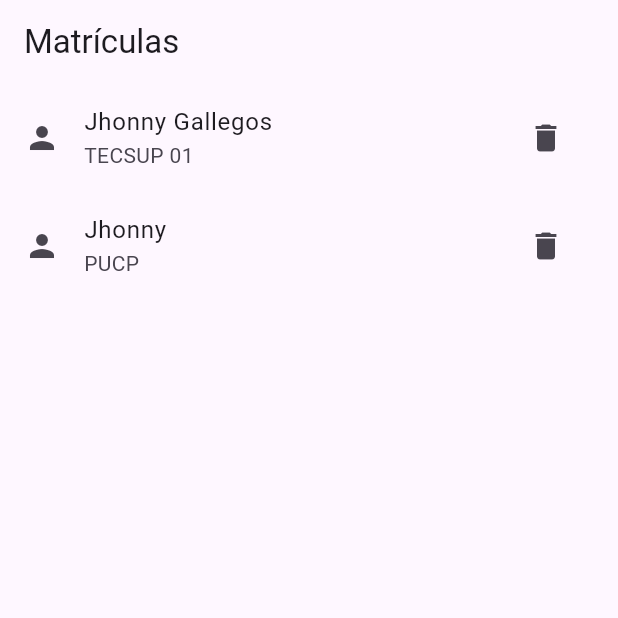
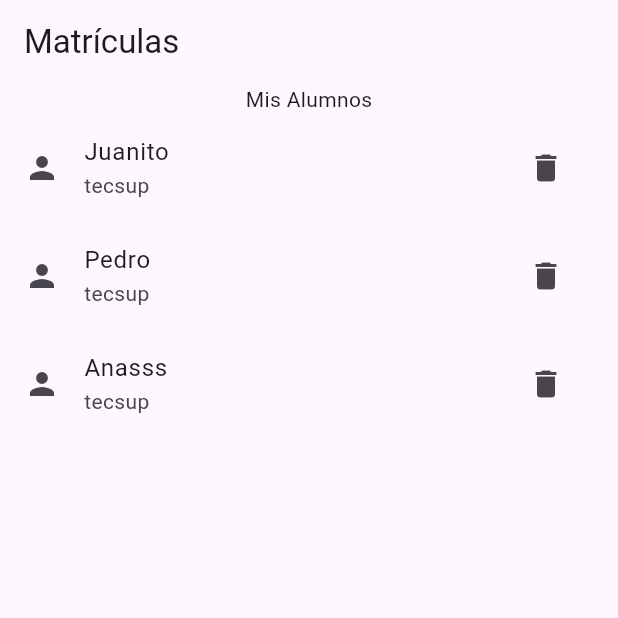
Before and after one commit to fr4nsgallegos/matriculasappg8, a Flutter app: the screen it shows after launch, on a phone screen of 412 x 824 dp, the top half of it. Run offline on Flutter 3.47's test engine with Material 3 defaults, Android fonts, the phone set to English and light mode, and no system bars.

Commit message:
generate list tiles

```diff
--- /dev/null
+++ b/lib/models/carrera_model.dart
@@ -0,0 +1,8 @@
+class Carrera {
+  String titulo;
+  String duracion;
+  Carrera({
+    required this.titulo,
+    required this.duracion,
+  });
+}
--- a/lib/models/matricula_model.dart
+++ b/lib/models/matricula_model.dart
@@ -1,12 +1,15 @@
 import 'package:matriculasapp/models/alumno_model.dart';
+import 'package:matriculasapp/models/carrera_model.dart';
 
 class Matricula {
   Alumno alumno;
   String? fecha;
   String hora;
+  Carrera carrera;
   Matricula({
     required this.alumno,
     this.fecha,
     this.hora = "10:00",
+    required this.carrera,
   });
 }
--- a/lib/pages/matricula_page.dart
+++ b/lib/pages/matricula_page.dart
@@ -1,9 +1,11 @@
 import 'package:flutter/material.dart';
+import 'package:matriculasapp/models/carrera_model.dart';
 import 'package:matriculasapp/models/matricula_model.dart';
 import 'package:matriculasapp/widgets/alumno_card.dart';
 import 'package:matriculasapp/models/alumno_model.dart';
 
 class MatriculaPage extends StatelessWidget {
+  List<Widget> tilesList = [];
   Matricula newMatricula = Matricula(
     alumno: Alumno(
       "Pedro",
@@ -11,37 +13,45 @@ class MatriculaPage extends StatelessWidget {
       "13245678",
     ),
     fecha: "20/20/21",
+    carrera: Carrera(titulo: "Ingeniero de sistemas", duracion: "5 años"),
   );
+
+  List<Alumno> alumnoList = [
+    Alumno("Juanito", "juan23@qwe", "13245687"),
+    Alumno("Pedro", "Ped@sd", "7777777"),
+    Alumno("Anasss", "email.ema@ma", "55555555"),
+  ];
+
+  generateListTiles() {
+    alumnoList.forEach((element) {
+      tilesList.add(AlumnoCard(name: element.nombre, institution: "tecsup"));
+    });
+  }
 
   @override
   Widget build(BuildContext context) {
+    generateListTiles();
+
     return Scaffold(
       appBar: AppBar(
         title: Text("Matrículas"),
       ),
-      body: Column(
-        children: [
-          generateListTile("Jhonny Gallegos", "TECSUP 01"),
-          AlumnoCard(
-            name: "Jhonny",
-            institution: "PUCP",
-          ),
-        ],
+      body: Center(
+        child: Column(
+          // mainAxisAlignment: cro.center,
+          children: [
+            Text("Mis Alumnos"),
+            ...tilesList,
+          ],
+          // [
+          //   // generateListTile("Jhonny Gallegos", "TECSUP 01"),
+          //   // AlumnoCard(
+          //   //   name: "Jhonny",
+          //   //   institution: "PUCP",
+          //   // ),
+          // ],
+        ),
       ),
     );
   }
 }
-
-Widget generateListTile(String name, String institution) {
-  return ListTile(
-    leading: Icon(Icons.person),
-    title: Text(name),
-    subtitle: Text(institution),
-    trailing: IconButton(
-      icon: Icon(Icons.delete),
-      onPressed: () {
-        print("Hola");
-      },
-    ),
-  );
-}
```
